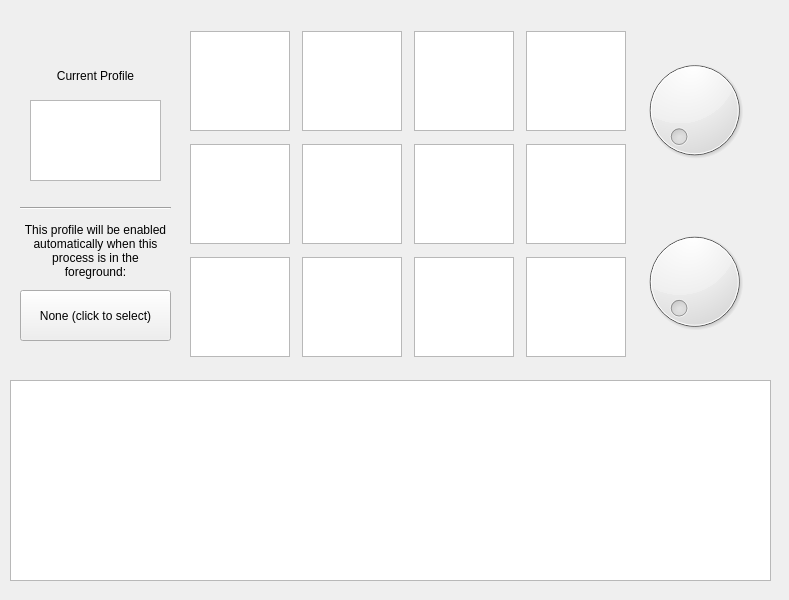
Old version of the form resources/interface.ui in the repository Tizzu/BagOnKey.
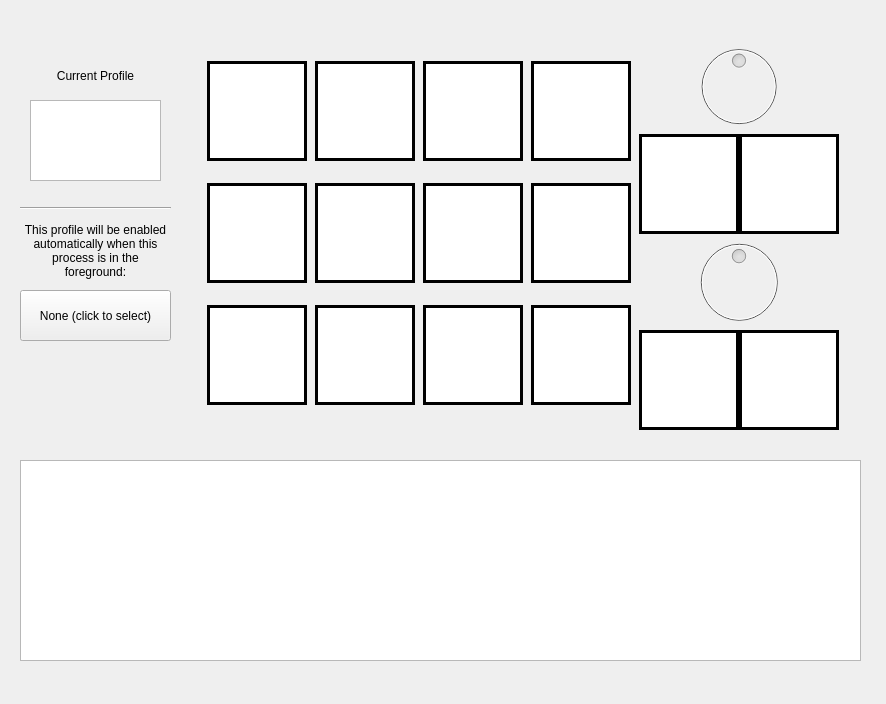
New version of the form.

Commit message: Integrate GUI with PySide6, implement button interactions, and enhance system tray functionality

Diff of the .ui file:
```diff
--- a/resources/interface.ui
+++ b/resources/interface.ui
@@ -6,10 +6,16 @@
    <rect>
     <x>0</x>
     <y>0</y>
-    <width>789</width>
-    <height>600</height>
+    <width>886</width>
+    <height>704</height>
    </rect>
   </property>
+  <property name="maximumSize">
+   <size>
+    <width>7900</width>
+    <height>6000</height>
+   </size>
+  </property>
   <property name="windowTitle">
    <string>MainWindow</string>
   </property>
@@ -17,23 +23,32 @@
    <property name="enabled">
     <bool>true</bool>
    </property>
-   <widget class="QWidget" name="horizontalLayoutWidget">
+   <widget class="QGroupBox" name="horizontalGroupBox">
     <property name="geometry">
      <rect>
       <x>190</x>
       <y>30</y>
-      <width>561</width>
-      <height>331</height>
+      <width>668</width>
+      <height>409</height>
      </rect>
     </property>
+    <property name="styleSheet">
+     <string notr="true">border: 0px solid black;</string>
+    </property>
+    <property name="alignment">
+     <set>Qt::AlignCenter</set>
+    </property>
+    <property name="flat">
+     <bool>false</bool>
+    </property>
     <layout class="QHBoxLayout" name="horizontalLayout">
      <property name="spacing">
-      <number>12</number>
+      <number>0</number>
      </property>
      <item>
       <layout class="QVBoxLayout" name="verticalLayout_4">
        <item>
-        <widget class="QGraphicsView" name="graphicsView_2">
+        <widget class="QGraphicsView" name="button1">
          <property name="minimumSize">
           <size>
            <width>100</width>
@@ -46,6 +61,9 @@
            <height>100</height>
           </size>
          </property>
+         <property name="styleSheet">
+          <string notr="true">border: 3px solid black;</string>
+         </property>
          <property name="alignment">
           <set>Qt::AlignCenter</set>
          </property>
@@ -65,13 +83,16 @@
            <height>100</height>
           </size>
          </property>
+         <property name="styleSheet">
+          <string notr="true">border: 3px solid black;</string>
+         </property>
          <property name="alignment">
           <set>Qt::AlignCenter</set>
          </property>
         </widget>
        </item>
        <item>
-        <widget class="QGraphicsView" name="graphicsView">
+        <widget class="QGraphicsView" name="button9">
          <property name="minimumSize">
           <size>
            <width>100</width>
@@ -84,6 +105,9 @@
            <height>100</height>
           </size>
          </property>
+         <property name="styleSheet">
+          <string notr="true">border: 3px solid black;</string>
+         </property>
          <property name="alignment">
           <set>Qt::AlignCenter</set>
          </property>
@@ -94,7 +118,7 @@
      <item>
       <layout class="QVBoxLayout" name="verticalLayout_3">
        <item>
-        <widget class="QGraphicsView" name="graphicsView_3">
+        <widget class="QGraphicsView" name="button2">
          <property name="minimumSize">
           <size>
            <width>100</width>
@@ -107,6 +131,9 @@
            <height>100</height>
           </size>
          </property>
+         <property name="styleSheet">
+          <string notr="true">border: 3px solid black;</string>
+         </property>
          <property name="alignment">
           <set>Qt::AlignCenter</set>
          </property>
@@ -126,6 +153,9 @@
            <height>100</height>
           </size>
          </property>
+         <property name="styleSheet">
+          <string notr="true">border: 3px solid black;</string>
+         </property>
          <property name="alignment">
           <set>Qt::AlignCenter</set>
          </property>
@@ -145,6 +175,9 @@
            <height>100</height>
           </size>
          </property>
+         <property name="styleSheet">
+          <string notr="true">border: 3px solid black;</string>
+         </property>
          <property name="alignment">
           <set>Qt::AlignCenter</set>
          </property>
@@ -168,6 +201,9 @@
            <height>100</height>
           </size>
          </property>
+         <property name="styleSheet">
+          <string notr="true">border: 3px solid black;</string>
+         </property>
          <property name="alignment">
           <set>Qt::AlignCenter</set>
          </property>
@@ -187,6 +223,9 @@
            <height>100</height>
           </size>
          </property>
+         <property name="styleSheet">
+          <string notr="true">border: 3px solid black;</string>
+         </property>
          <property name="alignment">
           <set>Qt::AlignCenter</set>
          </property>
@@ -206,6 +245,9 @@
            <height>100</height>
           </size>
          </property>
+         <property name="styleSheet">
+          <string notr="true">border: 3px solid black;</string>
+         </property>
          <property name="alignment">
           <set>Qt::AlignCenter</set>
          </property>
@@ -229,6 +271,9 @@
            <height>100</height>
           </size>
          </property>
+         <property name="styleSheet">
+          <string notr="true">border: 3px solid black;</string>
+         </property>
          <property name="alignment">
           <set>Qt::AlignCenter</set>
          </property>
@@ -248,13 +293,16 @@
            <height>100</height>
           </size>
          </property>
+         <property name="styleSheet">
+          <string notr="true">border: 3px solid black;</string>
+         </property>
          <property name="alignment">
           <set>Qt::AlignCenter</set>
          </property>
         </widget>
        </item>
        <item>
-        <widget class="QGraphicsView" name="graphicsView_5">
+        <widget class="QGraphicsView" name="button12">
          <property name="minimumSize">
           <size>
            <width>100</width>
@@ -267,6 +315,9 @@
            <height>100</height>
           </size>
          </property>
+         <property name="styleSheet">
+          <string notr="true">border: 3px solid black;</string>
+         </property>
          <property name="alignment">
           <set>Qt::AlignCenter</set>
          </property>
@@ -277,10 +328,122 @@
      <item>
       <layout class="QVBoxLayout" name="verticalLayout">
        <item>
-        <widget class="QDial" name="dial"/>
+        <widget class="QDial" name="dial1">
+         <property name="enabled">
+          <bool>false</bool>
+         </property>
+         <property name="font">
+          <font>
+           <bold>false</bold>
+          </font>
+         </property>
+         <property name="minimum">
+          <number>50</number>
+         </property>
+         <property name="maximum">
+          <number>50</number>
+         </property>
+         <property name="tracking">
+          <bool>false</bool>
+         </property>
+        </widget>
        </item>
        <item>
-        <widget class="QDial" name="dial_2"/>
+        <layout class="QHBoxLayout" name="horizontalLayout_2">
+         <item>
+          <widget class="QGraphicsView" name="graphicsView">
+           <property name="minimumSize">
+            <size>
+             <width>100</width>
+             <height>100</height>
+            </size>
+           </property>
+           <property name="maximumSize">
+            <size>
+             <width>100</width>
+             <height>100</height>
+            </size>
+           </property>
+           <property name="styleSheet">
+            <string notr="true">border: 3px solid black;</string>
+           </property>
+          </widget>
+         </item>
+         <item>
+          <widget class="QGraphicsView" name="graphicsView_2">
+           <property name="minimumSize">
+            <size>
+             <width>100</width>
+             <height>100</height>
+            </size>
+           </property>
+           <property name="maximumSize">
+            <size>
+             <width>100</width>
+             <height>100</height>
+            </size>
+           </property>
+           <property name="styleSheet">
+            <string notr="true">border: 3px solid black;</string>
+           </property>
+          </widget>
+         </item>
+        </layout>
+       </item>
+       <item>
+        <widget class="QDial" name="dial2">
+         <property name="enabled">
+          <bool>false</bool>
+         </property>
+         <property name="minimum">
+          <number>50</number>
+         </property>
+         <property name="maximum">
+          <number>50</number>
+         </property>
+        </widget>
+       </item>
+       <item>
+        <layout class="QHBoxLayout" name="horizontalLayout_3">
+         <item>
+          <widget class="QGraphicsView" name="graphicsView_3">
+           <property name="minimumSize">
+            <size>
+             <width>100</width>
+             <height>100</height>
+            </size>
+           </property>
+           <property name="maximumSize">
+            <size>
+             <width>100</width>
+             <height>100</height>
+            </size>
+           </property>
+           <property name="styleSheet">
+            <string notr="true">border: 3px solid black;</string>
+           </property>
+          </widget>
+         </item>
+         <item>
+          <widget class="QGraphicsView" name="graphicsView_5">
+           <property name="minimumSize">
+            <size>
+             <width>100</width>
+             <height>100</height>
+            </size>
+           </property>
+           <property name="maximumSize">
+            <size>
+             <width>100</width>
+             <height>100</height>
+            </size>
+           </property>
+           <property name="styleSheet">
+            <string notr="true">border: 3px solid black;</string>
+           </property>
+          </widget>
+         </item>
+        </layout>
        </item>
       </layout>
      </item>
@@ -289,9 +452,9 @@
    <widget class="QListWidget" name="listWidget">
     <property name="geometry">
      <rect>
-      <x>10</x>
-      <y>380</y>
-      <width>761</width>
+      <x>20</x>
+      <y>460</y>
+      <width>841</width>
       <height>201</height>
      </rect>
     </property>
```
Left out of the diff: 59 changed lines with no effect on the pictures. The commit also changes 1 other file.
